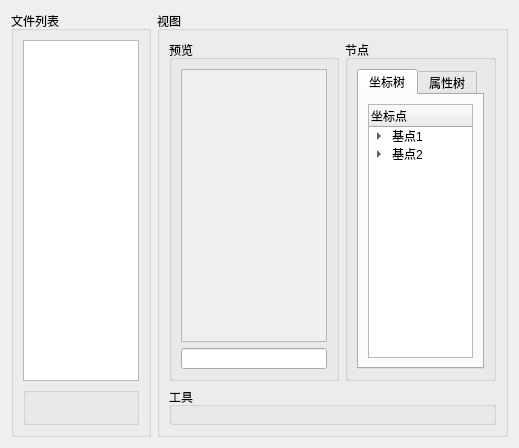
Above: Modules/CoordinateMeasure/scoordinatemeasure.ui from cnscj/WorkHelper before the change. Below: the same form after it.
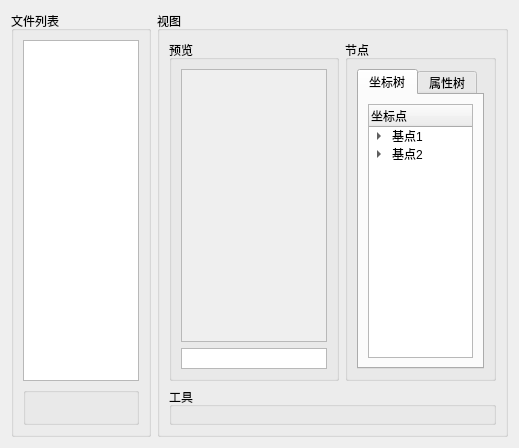
That is the form after the change. Custom widgets are drawn as their Qt base class.

The edit to the form file:
```diff
--- a/Modules/CoordinateMeasure/scoordinatemeasure.ui
+++ b/Modules/CoordinateMeasure/scoordinatemeasure.ui
@@ -124,19 +124,6 @@
          <string>预览</string>
         </property>
         <layout class="QGridLayout" name="gridLayout_2">
-         <item row="1" column="0">
-          <widget class="QLineEdit" name="lineEdit">
-           <property name="maximumSize">
-            <size>
-             <width>16777215</width>
-             <height>21</height>
-            </size>
-           </property>
-           <property name="readOnly">
-            <bool>true</bool>
-           </property>
-          </widget>
-         </item>
          <item row="0" column="0">
           <widget class="QScrollArea" name="scrollArea">
            <property name="widgetResizable">
@@ -155,6 +142,31 @@
            </widget>
           </widget>
          </item>
+         <item row="1" column="0">
+          <widget class="QTextEdit" name="outInfo">
+           <property name="maximumSize">
+            <size>
+             <width>16777215</width>
+             <height>21</height>
+            </size>
+           </property>
+           <property name="focusPolicy">
+            <enum>Qt::NoFocus</enum>
+           </property>
+           <property name="verticalScrollBarPolicy">
+            <enum>Qt::ScrollBarAlwaysOff</enum>
+           </property>
+           <property name="horizontalScrollBarPolicy">
+            <enum>Qt::ScrollBarAlwaysOff</enum>
+           </property>
+           <property name="sizeAdjustPolicy">
+            <enum>QAbstractScrollArea::AdjustToContents</enum>
+           </property>
+           <property name="readOnly">
+            <bool>true</bool>
+           </property>
+          </widget>
+         </item>
         </layout>
        </widget>
       </item>
```
Left out of the diff: 6 changed lines with no effect on the pictures.
